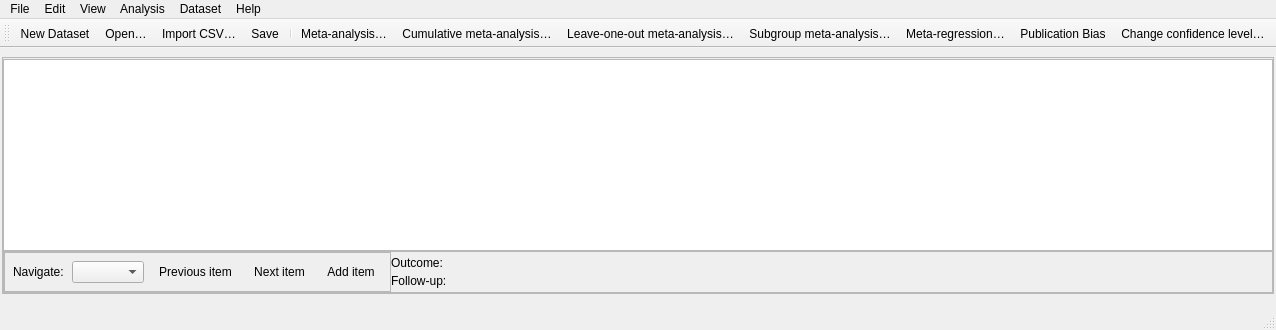
Above: src/rc_metastudio/forms/main_window.ui from AliSalman-et-al/rc-metastudio before the change. Below: the same form after it.
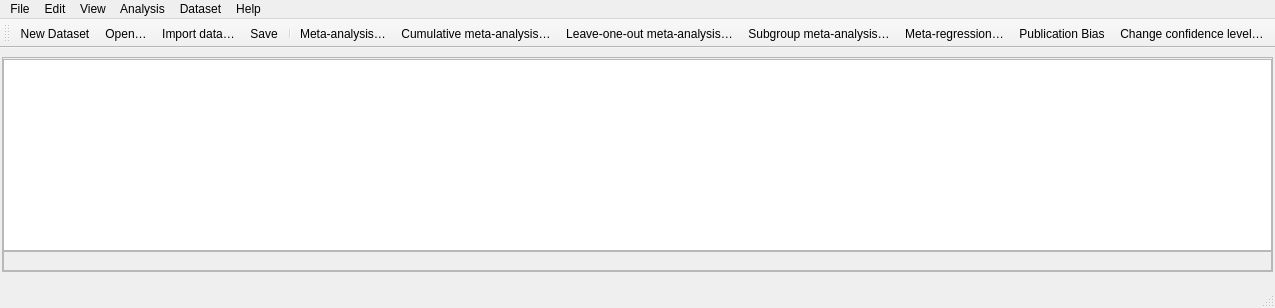
That is the form after the change. Icons and pictures are not drawn.

Commit message: RC MetaStudio 0.5.1: corrected statistics, sheets, RevMan and Excel import, manuscript export (#539)

Patch:
```diff
--- a/src/rc_metastudio/forms/main_window.ui
+++ b/src/rc_metastudio/forms/main_window.ui
@@ -99,182 +99,7 @@
               <property name="spacing">
                <number>0</number>
               </property>
-              <item>
-               <widget class="QFrame" name="frame_2">
-                <property name="frameShape">
-                 <enum>QFrame::StyledPanel</enum>
-                </property>
-                <property name="frameShadow">
-                 <enum>QFrame::Raised</enum>
-                </property>
-<layout class="QHBoxLayout" name="navigationLayout">
- <property name="spacing">
-  <number>8</number>
- </property>
- <property name="leftMargin">
-  <number>8</number>
- </property>
- <property name="topMargin">
-  <number>8</number>
- </property>
- <property name="rightMargin">
-  <number>8</number>
- </property>
- <property name="bottomMargin">
-  <number>8</number>
- </property>
- <item>
-  <widget class="QLabel" name="navigation_label">
-   <property name="text">
-    <string>Navigate:</string>
-   </property>
-  </widget>
- </item>
- <item>
-  <widget class="QComboBox" name="navigation_dimension">
-   <property name="accessibleName">
-    <string>Navigate outcomes, follow-ups or groups</string>
-   </property>
-   <property name="toolTip">
-    <string>Choose what the previous, next and add buttons control.</string>
-   </property>
-  </widget>
- </item>
- <item>
-  <widget class="QToolButton" name="nav_left_btn">
-   <property name="text">
-    <string>Previous item</string>
-   </property>
-   <property name="toolTip">
-    <string>Previous item in the selected navigation dimension</string>
-   </property>
-   <property name="statusTip">
-    <string>Show the previous item in the selected navigation dimension</string>
-   </property>
-   <property name="accessibleName">
-    <string>Previous item</string>
-   </property>
-   <property name="accessibleDescription">
-    <string>Move to the previous item in the selected navigation dimension.</string>
-   </property>
-   <property name="icon">
-    <iconset resource="../images/icons.qrc">
-     <normaloff>:/icons/actions/navigation-left.svg</normaloff>:/icons/actions/navigation-left.svg</iconset>
-   </property>
-   <property name="autoRaise">
-    <bool>true</bool>
-   </property>
-   <property name="toolButtonStyle">
-    <enum>Qt::ToolButtonTextBesideIcon</enum>
-   </property>
-  </widget>
- </item>
- <item>
-  <widget class="QToolButton" name="nav_right_btn">
-   <property name="text">
-    <string>Next item</string>
-   </property>
-   <property name="toolTip">
-    <string>Next item in the selected navigation dimension</string>
-   </property>
-   <property name="statusTip">
-    <string>Show the next item in the selected navigation dimension</string>
-   </property>
-   <property name="accessibleName">
-    <string>Next item</string>
-   </property>
-   <property name="accessibleDescription">
-    <string>Move to the next item in the selected navigation dimension.</string>
-   </property>
-   <property name="icon">
-    <iconset resource="../images/icons.qrc">
-     <normaloff>:/icons/actions/navigation-right.svg</normaloff>:/icons/actions/navigation-right.svg</iconset>
-   </property>
-   <property name="autoRaise">
-    <bool>true</bool>
-   </property>
-   <property name="toolButtonStyle">
-    <enum>Qt::ToolButtonTextBesideIcon</enum>
-   </property>
-  </widget>
- </item>
- <item>
-  <widget class="QToolButton" name="nav_add_btn">
-   <property name="text">
-    <string>Add item</string>
-   </property>
-   <property name="toolTip">
-    <string>Add an item to the selected navigation dimension</string>
-   </property>
-   <property name="statusTip">
-    <string>Add an item to the selected navigation dimension</string>
-   </property>
-   <property name="accessibleName">
-    <string>Add item</string>
-   </property>
-   <property name="accessibleDescription">
-    <string>Add an item to the selected navigation dimension.</string>
-   </property>
-   <property name="icon">
-    <iconset resource="../images/icons.qrc">
-     <normaloff>:/icons/actions/add.svg</normaloff>:/icons/actions/add.svg</iconset>
-   </property>
-   <property name="autoRaise">
-    <bool>true</bool>
-   </property>
-   <property name="toolButtonStyle">
-    <enum>Qt::ToolButtonTextBesideIcon</enum>
-   </property>
-  </widget>
- </item>
-</layout>
-               </widget>
-              </item>
-              <item>
-               <layout class="QGridLayout" name="gridLayout">
-                <item row="0" column="0">
-                 <widget class="QLabel" name="label">
-                  <property name="text">
-                   <string>Outcome:</string>
-                  </property>
-                 </widget>
-                </item>
-                <item row="1" column="0">
-                 <widget class="QLabel" name="label_3">
-                  <property name="text">
-                   <string>Follow-up:</string>
-                  </property>
-                 </widget>
-                </item>
-                <item row="1" column="1">
-                 <widget class="QLabel" name="current_follow_up_label">
-                  <property name="sizePolicy">
-                   <sizepolicy hsizetype="Expanding" vsizetype="Fixed">
-                    <horstretch>0</horstretch>
-                    <verstretch>0</verstretch>
-                   </sizepolicy>
-                  </property>
-                  <property name="text">
-                   <string/>
-                  </property>
-                 </widget>
-                </item>
-                <item row="0" column="1">
-                 <widget class="QLabel" name="current_outcome_label">
-                  <property name="sizePolicy">
-                   <sizepolicy hsizetype="Expanding" vsizetype="Fixed">
-                    <horstretch>0</horstretch>
-                    <verstretch>0</verstretch>
-                   </sizepolicy>
-                  </property>
-                  <property name="text">
-                   <string/>
-                  </property>
-                 </widget>
-                </item>
-               </layout>
-              </item>
-             </layout>
+              </layout>
             </item>
             <item>
              <spacer name="horizontalSpacer">
@@ -387,12 +212,12 @@
     </property>
     <addaction name="action_auto_fit_columns"/>
    </widget>
-   <addaction name="menu_file"/>
-   <addaction name="menuEdit"/>
-   <addaction name="menuView"/>
-   <addaction name="menuAnalysis"/>
-   <addaction name="menuDataset"/>
-   <addaction name="menuHelp"/>
+   <addaction name="menu_file" />
+   <addaction name="menuEdit" />
+   <addaction name="menuView" />
+   <addaction name="menuAnalysis" />
+   <addaction name="menuDataset" />
+   <addaction name="menuHelp" />
   </widget>
   <widget class="QStatusBar" name="statusbar"/>
   <widget class="QToolBar" name="toolBar">
@@ -411,18 +236,18 @@
    <attribute name="toolBarBreak">
     <bool>false</bool>
    </attribute>
-   <addaction name="action_new_dataset"/>
-   <addaction name="action_open"/>
-   <addaction name="action_import_csv"/>
-   <addaction name="action_save"/>
-   <addaction name="separator"/>
-   <addaction name="action_go"/>
-   <addaction name="action_cum_ma"/>
-   <addaction name="action_loo_ma"/>
-   <addaction name="action_subgroup_ma"/>
-   <addaction name="action_meta_regression"/>
-   <addaction name="action_publication_bias"/>
-   <addaction name="action_change_confidence_level"/>
+   <addaction name="action_new_dataset" />
+   <addaction name="action_open" />
+   <addaction name="action_import_csv" />
+   <addaction name="action_save" />
+   <addaction name="separator" />
+   <addaction name="action_go" />
+   <addaction name="action_cum_ma" />
+   <addaction name="action_loo_ma" />
+   <addaction name="action_subgroup_ma" />
+   <addaction name="action_meta_regression" />
+   <addaction name="action_publication_bias" />
+   <addaction name="action_change_confidence_level" />
   </widget>
   <action name="action_save">
    <property name="icon">
@@ -615,7 +440,7 @@
      <normaloff>:/icons/actions/import-csv.svg</normaloff>:/icons/actions/import-csv.svg</iconset>
    </property>
    <property name="text">
-    <string>Import CSV…</string>
+    <string>Import data…</string>
    </property>
   </action>
   <action name="action_auto_fit_columns">
```
Left out of the diff: 74 changed lines with no effect on the pictures. The commit also changes 362 other files.
